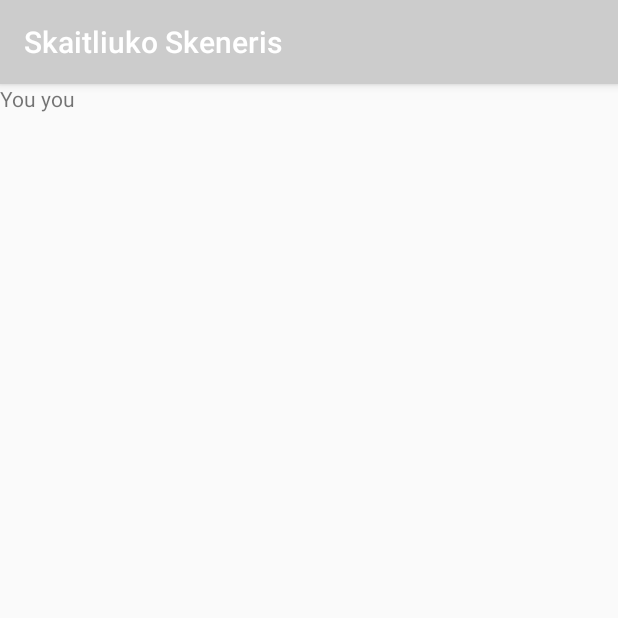
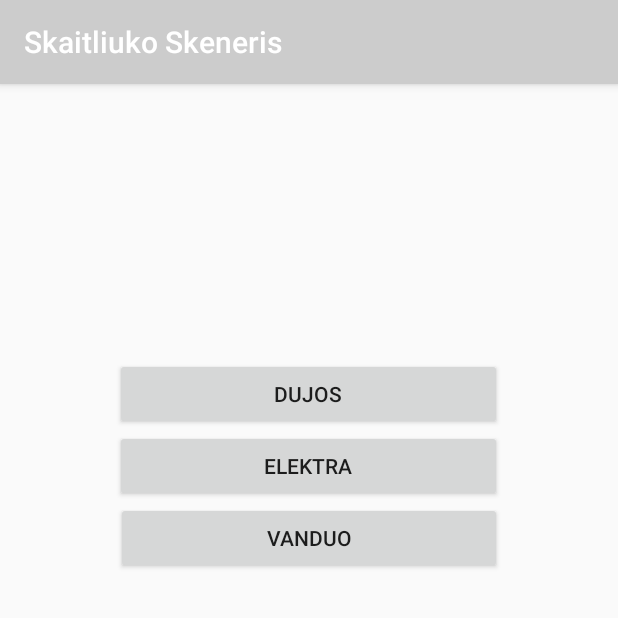
Before and after one commit to 7-Psychopaths/Skaitliuko-Skeneris, an Android app: the Main2Activity screen opened directly, with no data from a screen before it, on a phone screen of 412 x 824 dp, the top half of it. Run offline under Robolectric (Android 15) with nearby library versions, the phone set to English and light mode, and no system bars.

Commit message:
Camera Navigation

```diff
--- a/app/src/main/AndroidManifest.xml
+++ b/app/src/main/AndroidManifest.xml
@@ -1,6 +1,5 @@
 <?xml version="1.0" encoding="utf-8"?>
 <manifest xmlns:android="http://schemas.android.com/apk/res/android"
-    xmlns:tools="http://schemas.android.com/tools"
     package="com.a7psychopaths.skaitliukoskeneris">
 
     <application
@@ -9,16 +8,18 @@
         android:label="@string/app_name"
         android:roundIcon="@mipmap/ic_launcher_round"
         android:supportsRtl="true"
-        android:theme="@style/AppTheme">
-        <activity android:name=".MainActivity">
+        android:theme="@style/AppTheme"
+        >
+
+        <activity
+            android:name=".MainActivity">
             <intent-filter>
                 <action android:name="android.intent.action.MAIN" />
 
                 <category android:name="android.intent.category.LAUNCHER" />
             </intent-filter>
         </activity>
-        <activity android:name=".Main2Activity"
-            tools:ignore="ExtraText">
+        <activity android:name=".Main2Activity">
             android:parentActivityName=".MainActivity">
             <!-- The meta-data tag is required if you support API level 15 and lower -->
             <meta-data
--- a/app/src/main/java/com/a7psychopaths/skaitliukoskeneris/Main2Activity.java
+++ b/app/src/main/java/com/a7psychopaths/skaitliukoskeneris/Main2Activity.java
@@ -1,7 +1,10 @@
 package com.a7psychopaths.skaitliukoskeneris;
 
+import android.content.Intent;
 import android.support.v7.app.AppCompatActivity;
 import android.os.Bundle;
+import android.view.View;
+import android.widget.Button;
 
 public class Main2Activity extends AppCompatActivity {
 
@@ -11,5 +14,31 @@ public class Main2Activity extends AppCompatActivity {
         setContentView(R.layout.activity_main2);
 
 
+        final Button button = findViewById(R.id.button);
+        button.setOnClickListener(new View.OnClickListener() {
+            public void onClick(View v) {
+                Intent intent = new Intent("android.media.action.IMAGE_CAPTURE");
+                startActivity(intent);
+            }
+        });
+
+        final Button button2 = findViewById(R.id.button2);
+        button2.setOnClickListener(new View.OnClickListener() {
+            public void onClick(View v) {
+                Intent intent = new Intent("android.media.action.IMAGE_CAPTURE");
+                startActivity(intent);
+            }
+        });
+
+        final Button button3 = findViewById(R.id.button3);
+        button3.setOnClickListener(new View.OnClickListener() {
+            public void onClick(View v) {
+                Intent intent = new Intent("android.media.action.IMAGE_CAPTURE");
+                startActivity(intent);
+            }
+        });
+
+
+
     }
 }
--- a/app/src/main/java/com/a7psychopaths/skaitliukoskeneris/MainActivity.java
+++ b/app/src/main/java/com/a7psychopaths/skaitliukoskeneris/MainActivity.java
@@ -17,6 +17,9 @@ public class MainActivity extends AppCompatActivity {
         super.onCreate(savedInstanceState);
         setContentView(R.layout.activity_main);
 
+//        Toolbar toolbar = (Toolbar)findViewById(R.id.toolbar);
+//        setSupportActionBar(toolbar);
+
         BottomNavigationView bottomNavigationView =  (BottomNavigationView)findViewById(R.id.bottom_navigation);
         bottomNavigationView.setOnNavigationItemSelectedListener(new BottomNavigationView.OnNavigationItemSelectedListener() {
             @Override
--- a/app/src/main/res/layout/activity_main2.xml
+++ b/app/src/main/res/layout/activity_main2.xml
@@ -6,11 +6,35 @@
     android:layout_height="match_parent"
     tools:context="com.a7psychopaths.skaitliukoskeneris.Main2Activity">
 
-    <TextView
-        android:id="@+id/textView"
-        android:layout_width="wrap_content"
-        android:layout_height="wrap_content"
-        android:text="You you"
-        tools:layout_editor_absoluteX="163dp"
-        tools:layout_editor_absoluteY="170dp" />
+    <LinearLayout
+        android:layout_width="match_parent"
+        android:layout_height="509dp"
+        android:layout_gravity="center"
+        android:layout_weight="0.7"
+        android:gravity="center"
+        android:orientation="vertical"
+        android:padding="30dp">
+
+
+        <Button
+            android:id="@+id/button"
+            android:layout_width="258dp"
+            android:layout_height="wrap_content"
+            android:padding="10dp"
+            android:text="Dujos" />
+
+        <Button
+            android:id="@+id/button2"
+            android:layout_width="258dp"
+            android:layout_height="wrap_content"
+            android:padding="10dp"
+            android:text="Elektra" />
+
+        <Button
+            android:id="@+id/button3"
+            android:layout_width="257dp"
+            android:layout_height="wrap_content"
+            android:padding="10dp"
+            android:text="Vanduo" />
+    </LinearLayout>
 </android.support.constraint.ConstraintLayout>
--- a/app/src/main/res/menu/bottom_navigation_menu.xml
+++ b/app/src/main/res/menu/bottom_navigation_menu.xml
@@ -2,6 +2,13 @@
 <menu xmlns:android="http://schemas.android.com/apk/res/android"
     xmlns:app="http://schemas.android.com/apk/res-auto"
     >
+
+    <item
+        android:id="@+id/action_help"
+        android:enabled="true"
+        android:icon="@drawable/ic_help"
+        android:title="Help"
+        android:showAsAction="ifRoom"/>
 
     <item
         android:id="@+id/action_add"
@@ -9,7 +16,6 @@
         android:icon="@drawable/ic_add"
         android:title="Add"
         android:showAsAction="ifRoom"/>
-
     <item
         android:id="@+id/action_search"
         android:enabled="true"
```
Also changed, not shown: app/src/main/res/drawable-hdpi/ic_add.png (added), app/src/main/res/drawable-mdpi/ic_add.png (added), app/src/main/res/drawable-xhdpi/ic_add.png (added).
